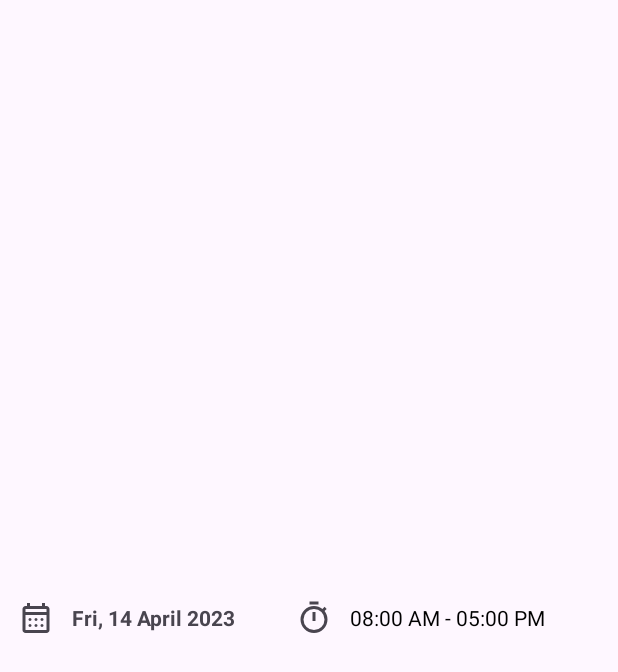
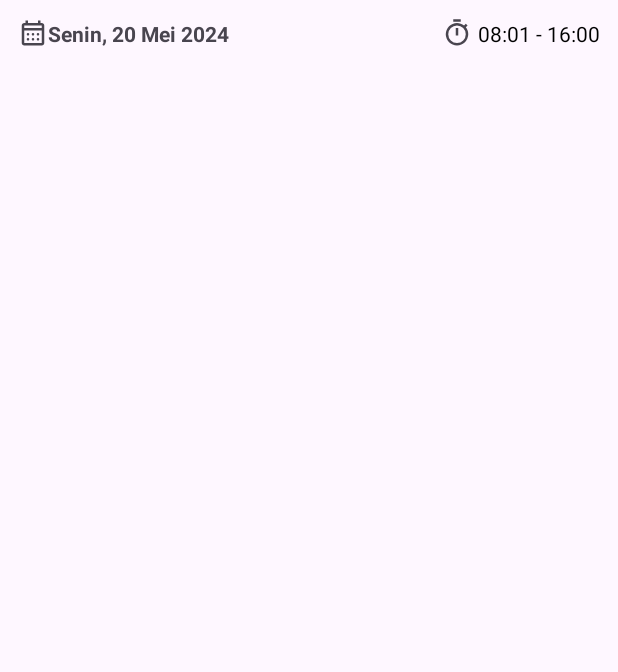
Before and after one commit to Krunchiee/PKL-Track, an Android app: the layout item_attendance.xml on its own in the app's theme, with its tools: preview values and no code run, on a phone screen of 412 x 824 dp. Shown: the top 672 px of the screen. Run offline under Robolectric (Android 15) with nearby library versions, the phone set to English and light mode, and no system bars.

Commit message:
add dynamic user and fix layout attedance history

```diff
--- a/app/src/main/res/layout/activity_main.xml
+++ b/app/src/main/res/layout/activity_main.xml
@@ -52,6 +52,7 @@
 
     <!-- Pendaftaran -->
     <LinearLayout
+        android:id="@+id/pendaftaran_pkl"
         android:layout_width="match_parent"
         android:layout_height="60dp"
         android:background="@drawable/rounded_shadow"
@@ -74,6 +75,7 @@
 
     <!-- Absensi -->
     <LinearLayout
+        android:id="@+id/absensi"
         android:layout_width="match_parent"
         android:layout_height="60dp"
         android:background="@drawable/rounded_shadow"
@@ -96,6 +98,7 @@
 
     <!-- Laporan Harian -->
     <LinearLayout
+        android:id="@+id/laporan_harian"
         android:layout_width="match_parent"
         android:layout_height="60dp"
         android:background="@drawable/rounded_shadow"
--- a/app/src/main/res/layout/item_attendance.xml
+++ b/app/src/main/res/layout/item_attendance.xml
@@ -1,39 +1,55 @@
-<?xml version="1.0" encoding="utf-8"?>
-<LinearLayout xmlns:android="http://schemas.android.com/apk/res/android"
+<androidx.constraintlayout.widget.ConstraintLayout xmlns:android="http://schemas.android.com/apk/res/android"
     android:layout_width="match_parent"
     android:layout_height="wrap_content"
-    android:orientation="horizontal"
-    android:padding="12dp"
-    android:gravity="center_vertical">
+    xmlns:app="http://schemas.android.com/apk/res-auto"
+    android:padding="12dp">
 
+    <!-- Icon Kalender -->
     <ImageView
         android:id="@+id/icAttendance"
-        android:layout_width="24dp"
-        android:layout_height="24dp"
+        android:layout_width="20dp"
+        android:layout_height="20dp"
         android:src="@drawable/calendar_month_24px"
-        android:layout_marginEnd="12dp" />
+        android:layout_marginEnd="4dp"
+        app:layout_constraintStart_toStartOf="parent"
+        app:layout_constraintTop_toTopOf="parent"
+        app:layout_constraintBottom_toBottomOf="parent"/>
+
+    <!-- Tanggal -->
     <TextView
         android:id="@+id/txtDate"
-        android:layout_width="wrap_content"
+        android:layout_width="0dp"
         android:layout_height="wrap_content"
-        android:text="Fri, 14 April 2023"
+        android:text="Senin, 20 Mei 2024"
         android:textSize="14sp"
-        android:textStyle="bold" />
-    <View
-        android:layout_width="40dp"
-        android:layout_height="wrap_content" />
+        android:textStyle="bold"
+        app:layout_constraintStart_toEndOf="@id/icAttendance"
+        app:layout_constraintTop_toTopOf="parent"
+        app:layout_constraintBottom_toBottomOf="parent"
+        app:layout_constraintEnd_toStartOf="@id/icClock"
+        android:layout_marginEnd="4dp" />
+
+    <!-- Icon Jam -->
     <ImageView
         android:id="@+id/icClock"
-        android:layout_width="24dp"
-        android:layout_height="24dp"
+        android:layout_width="20dp"
+        android:layout_height="20dp"
         android:src="@drawable/ic_timer"
-        android:layout_marginEnd="12dp" />
+        android:layout_marginEnd="4dp"
+        app:layout_constraintTop_toTopOf="parent"
+        app:layout_constraintBottom_toBottomOf="parent"
+        app:layout_constraintEnd_toStartOf="@id/txtTime" />
 
+    <!-- Jam -->
     <TextView
         android:id="@+id/txtTime"
         android:layout_width="wrap_content"
         android:layout_height="wrap_content"
-        android:text="08:00 AM - 05:00 PM"
+        android:text="08:01 - 16:00"
         android:textSize="14sp"
-        android:textColor="@android:color/black" />
-</LinearLayout>
+        android:textColor="@android:color/black"
+        app:layout_constraintEnd_toEndOf="parent"
+        app:layout_constraintTop_toTopOf="parent"
+        app:layout_constraintBottom_toBottomOf="parent" />
+
+</androidx.constraintlayout.widget.ConstraintLayout>
```
Also changed, not shown: app/src/main/AndroidManifest.xml (+9 -9 lines), app/src/main/java/com/example/pkltrack/AbsenActivity.kt (+8 -0 lines), app/src/main/java/com/example/pkltrack/LoginActivity.kt (+23 -5 lines), app/src/main/java/com/example/pkltrack/MainActivity.kt (+19 -0 lines), app/src/main/java/com/example/pkltrack/data/DummyUserDataSource.kt (added, +16 -0 lines), app/src/main/java/com/example/pkltrack/data/UserDataSource.kt (added, +8 -0 lines), app/src/main/java/com/example/pkltrack/model/User.kt (added, +8 -0 lines), app/src/main/java/com/example/pkltrack/repository/UserRepository.kt (added, +11 -0 lines).
